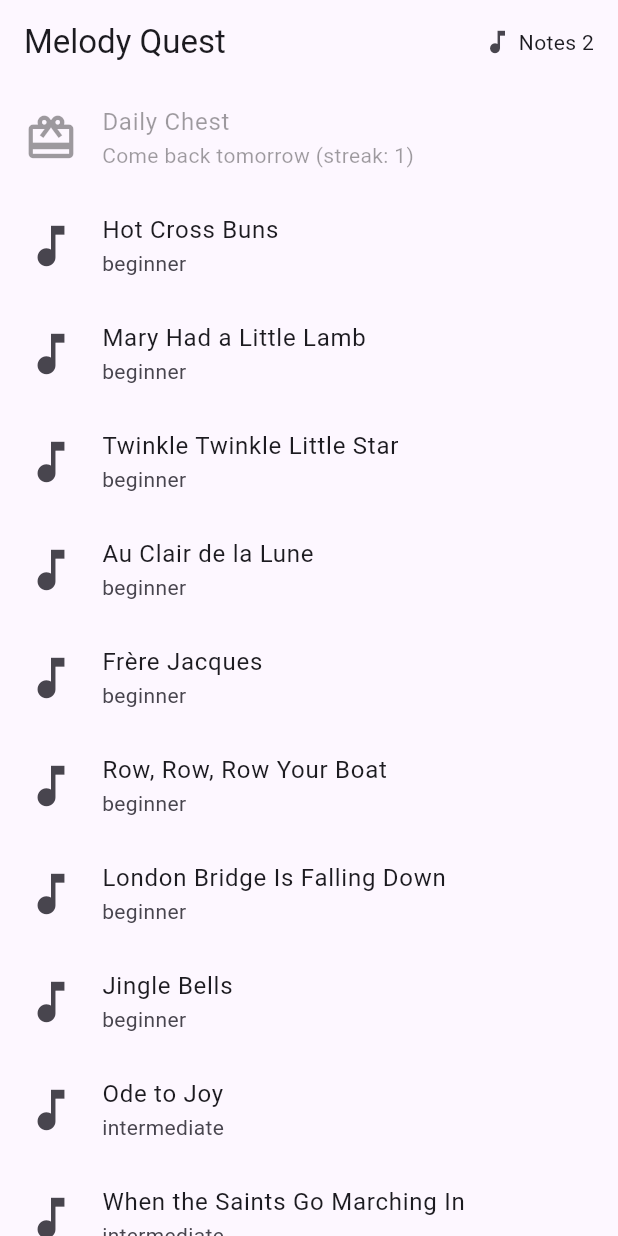
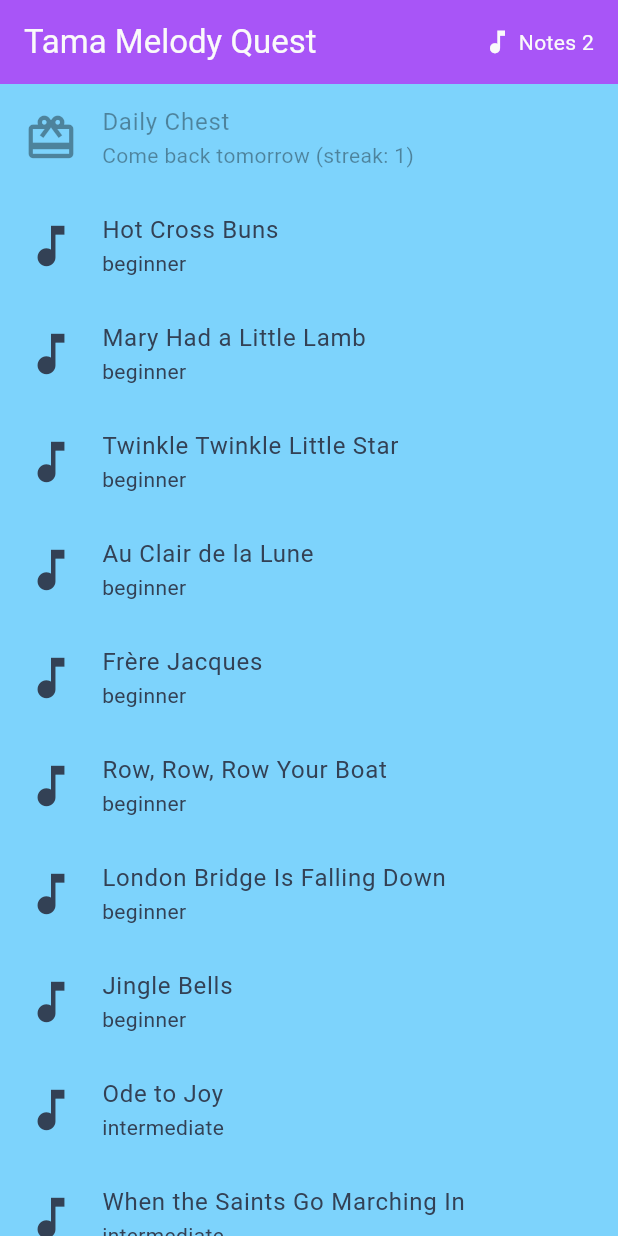
Before and after one commit to mehdibadjian/melody, a Flutter app: the screen it shows after launch, after a tap on "Daily Chest", on a phone screen of 412 x 824 dp. Run offline on Flutter 3.47's test engine with Material 3 defaults, Android fonts, the phone set to English and light mode, and no system bars; our stand-ins replace audioplayers, flutter_riverpod, shared_preferences; missing offline and left inert: record.

Commit message:
feat(brand): adopt the Tama palette and rename the app to Tama Melody (#39)
Melody is the piano member of the Tama family but wore a generic Material
violet (0xFF7C4DFF) and the scaffold "melody_app" identity. Pull the color
code straight from tama-tama/app/globals.css instead of inventing a second
palette, so the two apps read as one product.

Adds lib/theme/tama_theme.dart as the single source of truth, mapping the
tokens to the same roles Tama-Tama uses on the web: blue is the background,
purple the primary, pink the secondary, white the surface, ink the text. The
old violet seed is replaced by the brand purple so Material's derived tonal
variants stay on-palette.

Deliberately NOT re-colored: the seven piano-key colors in piano_keyboard and
illustrated_keyboard. Those are a note-identification aid (C is always red,
D always yellow), not branding, and unifying them would cost the child the
cue the colors exist to give.

New icon: the Tama pet hatching out of a shell, redrawn so the shell is a
piano keyboard and the pet sings an eighth note. docs/brand/tama-melody.svg is
the master; generate_icons.py renders every platform set from it, since iOS
needs opaque full-bleed art and maskable icons need the safe-zone inset.

Naming covers the user-facing surface only (app title, app bar, mic-permission
copy, Android label, iOS display name, web manifest and index). Package and
applicationId identifiers stay melody_app — renaming those changes the app's
identity on installed devices, which is its own migration.

Co-authored-by: QoderAI <215938697+qoderai[bot]@users.noreply.github.com>

```diff
--- a/app/lib/main.dart
+++ b/app/lib/main.dart
@@ -3,6 +3,7 @@ import 'package:flutter_riverpod/flutter_riverpod.dart';
 import 'package:shared_preferences/shared_preferences.dart';
 import 'providers.dart';
 import 'screens/adventure_map_screen.dart';
+import 'theme/tama_theme.dart';
 
 Future<void> main() async {
   WidgetsFlutterBinding.ensureInitialized();
@@ -13,22 +14,19 @@ Future<void> main() async {
       overrides: [
         sharedPreferencesProvider.overrideWithValue(prefs),
       ],
-      child: const MelodyApp(),
+      child: const TamaMelodyApp(),
     ),
   );
 }
 
-class MelodyApp extends StatelessWidget {
-  const MelodyApp({super.key});
+class TamaMelodyApp extends StatelessWidget {
+  const TamaMelodyApp({super.key});
 
   @override
   Widget build(BuildContext context) {
     return MaterialApp(
-      title: 'Melody',
-      theme: ThemeData(
-        colorScheme: ColorScheme.fromSeed(seedColor: const Color(0xFF7C4DFF)),
-        useMaterial3: true,
-      ),
+      title: kTamaMelodyAppName,
+      theme: buildTamaTheme(),
       home: const AdventureMapScreen(),
     );
   }
--- a/app/lib/screens/adventure_map_screen.dart
+++ b/app/lib/screens/adventure_map_screen.dart
@@ -2,6 +2,7 @@ import 'package:flutter/material.dart';
 import 'package:flutter_riverpod/flutter_riverpod.dart';
 import 'package:melody_app/domain/content/content_models.dart';
 import 'package:melody_app/providers.dart';
+import 'package:melody_app/theme/tama_theme.dart';
 import 'acoustic_practice_screen.dart';
 import 'level_play_screen.dart';
 
@@ -20,7 +21,7 @@ class AdventureMapScreen extends ConsumerWidget {
 
     return Scaffold(
       appBar: AppBar(
-        title: const Text('Melody Quest'),
+        title: const Text('$kTamaMelodyAppName Quest'),
         actions: [
           Padding(
             padding: const EdgeInsets.only(right: 16),
@@ -92,7 +93,8 @@ class AdventureMapScreen extends ConsumerWidget {
               key: const Key('play-mode-real-keyboard'),
               leading: const Icon(Icons.piano, size: 32),
               title: const Text('My real keyboard'),
-              subtitle: const Text('Melody listens and guides your fingers'),
+              subtitle: const Text(
+                  '$kTamaMelodyAppName listens and guides your fingers'),
               onTap: () =>
                   Navigator.of(sheetContext).pop(PlayMode.realKeyboard),
             ),
--- a/app/lib/screens/level_play_screen.dart
+++ b/app/lib/screens/level_play_screen.dart
@@ -6,6 +6,7 @@ import 'package:melody_app/domain/instrument/note_event.dart';
 import 'package:melody_app/domain/keyboard/keyboard_instrument.dart';
 import 'package:melody_app/domain/session/level_session_flow.dart';
 import 'package:melody_app/providers.dart';
+import 'package:melody_app/theme/tama_theme.dart';
 import '../widgets/piano_keyboard.dart';
 
 class LevelPlayScreen extends ConsumerStatefulWidget {
@@ -142,11 +143,11 @@ class ProgressHud extends StatelessWidget {
       padding: const EdgeInsets.symmetric(horizontal: 16, vertical: 8),
       child: Row(
         children: [
-          const Icon(Icons.star, color: Colors.amber),
+          const Icon(Icons.star, color: TamaColors.amber),
           const SizedBox(width: 4),
           Text('Stars $stars'),
           const SizedBox(width: 16),
-          const Icon(Icons.music_note, color: Colors.deepPurple),
+          const Icon(Icons.music_note, color: TamaColors.purple),
           const SizedBox(width: 4),
           Text('Notes $noteCurrency'),
         ],
--- /dev/null
+++ b/app/lib/theme/tama_theme.dart
@@ -0,0 +1,69 @@
+import 'package:flutter/material.dart';
+
+/// Tama palette — the brand colors shared with the Tama-Tama app.
+///
+/// Values are copied verbatim from `tama-tama/app/globals.css`, so both apps in
+/// the family render the exact same pink/purple/blue. The semantic mapping is
+/// the one Tama-Tama uses on the web: `blue` is the page background, `purple`
+/// is the primary accent, `pink` is the secondary, `white` is card fill, and
+/// `ink` is text.
+class TamaColors {
+  const TamaColors._();
+
+  static const Color pink = Color(0xFFFF8EAF);
+  static const Color purple = Color(0xFFA855F7);
+  static const Color blue = Color(0xFF7DD3FC);
+  static const Color white = Color(0xFFFAFAFA);
+  static const Color ink = Color(0xFF334155);
+
+  /// Non-brand accents, also lifted from Tama-Tama: `rose` for cheeks/alerts,
+  /// `amber` and `orange` for lesson tinting, `emerald` for a "correct" state.
+  static const Color rose = Color(0xFFF43F5E);
+  static const Color amber = Color(0xFFFBBF24);
+  static const Color orange = Color(0xFFFB923C);
+  static const Color emerald = Color(0xFF34D399);
+  static const Color lavender = Color(0xFFC4B5FD);
+}
+
+/// Product name shown to the child (app bar, dialogs, permission copy).
+const String kTamaMelodyAppName = 'Tama Melody';
+
+/// The app-wide Tama theme.
+///
+/// [tamaColorScheme] is exposed separately so a widget test — or a future
+/// platform-specific variant — can assert against the palette without pumping a
+/// whole [MaterialApp].
+ThemeData buildTamaTheme() {
+  return ThemeData(
+    useMaterial3: true,
+    colorScheme: tamaColorScheme(),
+    // A kids' app stays in light mode, matching Tama-Tama's
+    // `color-scheme: only light`.
+    brightness: Brightness.light,
+    scaffoldBackgroundColor: TamaColors.blue,
+    appBarTheme: const AppBarTheme(
+      backgroundColor: TamaColors.purple,
+      foregroundColor: TamaColors.white,
+    ),
+    snackBarTheme: const SnackBarThemeData(
+      backgroundColor: TamaColors.purple,
+      contentTextStyle: TextStyle(color: TamaColors.white),
+      behavior: SnackBarBehavior.floating,
+    ),
+  );
+}
+
+ColorScheme tamaColorScheme() {
+  return ColorScheme.fromSeed(
+    // Purple, not the old `0xFF7C4DFF` violet: the seed drives every derived
+    // surface, so seeding on the brand purple keeps tonal variants on-palette.
+    seedColor: TamaColors.purple,
+    primary: TamaColors.purple,
+    secondary: TamaColors.pink,
+    tertiary: TamaColors.blue,
+    surface: TamaColors.white,
+    onSurface: TamaColors.ink,
+    onSurfaceVariant: TamaColors.ink,
+    error: TamaColors.rose,
+  );
+}
--- a/app/pubspec.yaml
+++ b/app/pubspec.yaml
@@ -1,5 +1,5 @@
 name: melody_app
-description: "A new Flutter project."
+description: "Tama Melody — a children's piano-learning app, part of the Tama family."
 # The following line prevents the package from being accidentally published to
 # pub.dev using `flutter pub publish`. This is preferred for private packages.
 publish_to: 'none' # Remove this line if you wish to publish to pub.dev
```
Also changed, not shown: app/lib/screens/acoustic_practice_screen.dart (+8 -5 lines), app/lib/widgets/illustrated_keyboard.dart (+9 -7 lines), docs/brand/tama-melody.svg (added), 43 other files.
